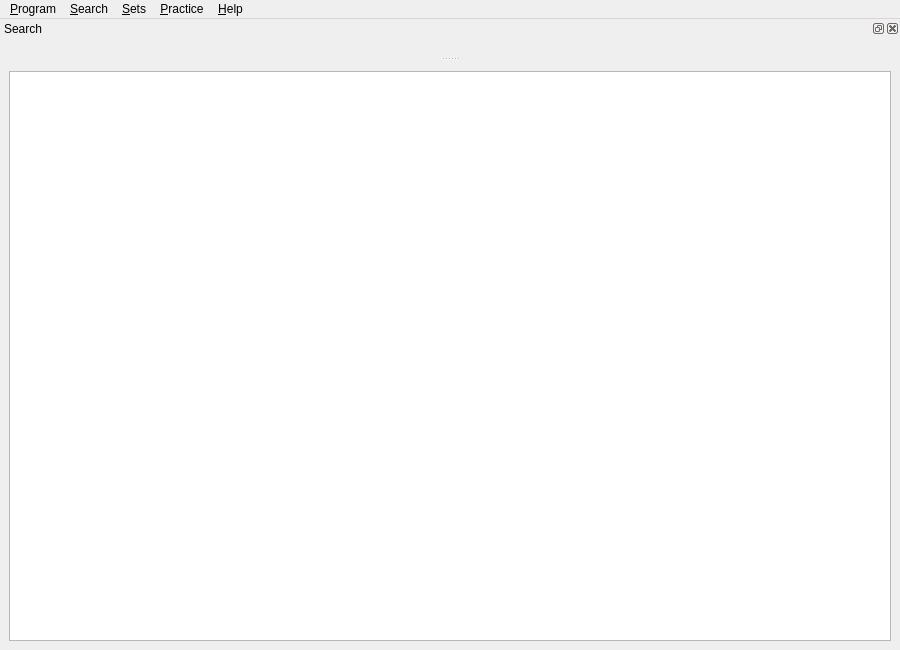
Old version of the form src/gui/MainWindow.ui in the repository Gnurou/tagainijisho.
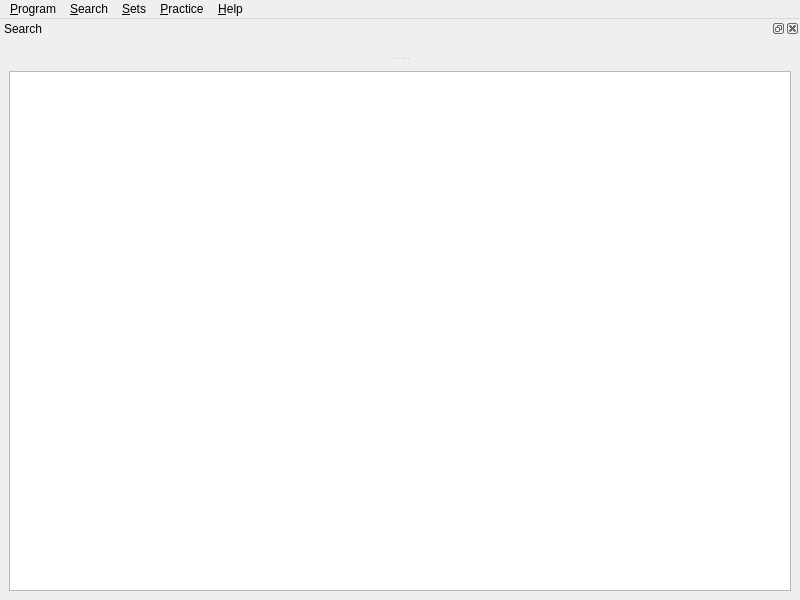
New version of the form. Icons and pictures are not drawn. Custom widgets are drawn as their Qt base class.

Diff of the .ui file:
```diff
--- a/src/gui/MainWindow.ui
+++ b/src/gui/MainWindow.ui
@@ -6,8 +6,8 @@
    <rect>
     <x>0</x>
     <y>0</y>
-    <width>900</width>
-    <height>650</height>
+    <width>800</width>
+    <height>600</height>
    </rect>
   </property>
   <property name="windowTitle">
@@ -32,8 +32,8 @@
     <rect>
      <x>0</x>
      <y>0</y>
-     <width>900</width>
-     <height>19</height>
+     <width>800</width>
+     <height>21</height>
     </rect>
    </property>
    <widget class="QMenu" name="_fileMenu">
```
